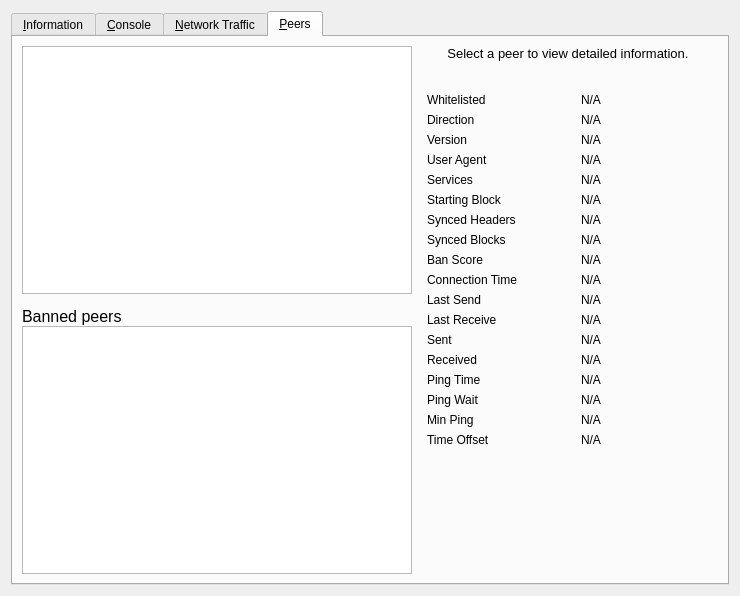
Old version of the form src/qt/forms/rpcconsole.ui in the repository projectinterzone/tITZ.
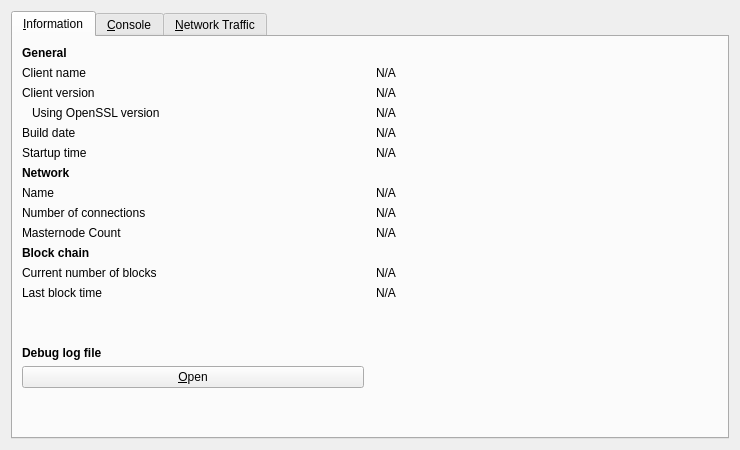
New version of the form. The open tabs and pages were chosen to show the change. Icons and pictures are not drawn. Custom widgets are drawn as their Qt base class.

What changed in the file:
```diff
--- a/src/qt/forms/rpcconsole.ui
+++ b/src/qt/forms/rpcconsole.ui
@@ -7,7 +7,7 @@
     <x>0</x>
     <y>0</y>
     <width>740</width>
-    <height>596</height>
+    <height>450</height>
    </rect>
   </property>
   <property name="windowTitle">
@@ -666,578 +666,6 @@
        </item>
       </layout>
      </widget>
-     <widget class="QWidget" name="tab_peers">
-      <attribute name="title">
-       <string>&amp;Peers</string>
-      </attribute>
-      <layout class="QGridLayout" name="gridLayout_2">
-       <item row="0" column="0" rowspan="2">
-        <layout class="QVBoxLayout" name="verticalLayout_101">
-         <property name="spacing">
-          <number>0</number>
-         </property>
-         <item>
-          <widget class="QTableView" name="peerWidget">
-           <property name="horizontalScrollBarPolicy">
-            <enum>Qt::ScrollBarAsNeeded</enum>
-           </property>
-           <property name="tabKeyNavigation">
-            <bool>false</bool>
-           </property>
-           <property name="sortingEnabled">
-            <bool>true</bool>
-           </property>
-           <attribute name="horizontalHeaderHighlightSections">
-            <bool>false</bool>
-           </attribute>
-          </widget>
-         </item>
-         <item>
-          <widget class="QLabel" name="banHeading">
-           <property name="sizePolicy">
-            <sizepolicy hsizetype="Preferred" vsizetype="Minimum">
-             <horstretch>0</horstretch>
-             <verstretch>0</verstretch>
-            </sizepolicy>
-           </property>
-           <property name="minimumSize">
-            <size>
-             <width>300</width>
-             <height>32</height>
-            </size>
-           </property>
-           <property name="maximumSize">
-            <size>
-             <width>16777215</width>
-             <height>32</height>
-            </size>
-           </property>
-           <property name="font">
-            <font>
-             <pointsize>12</pointsize>
-            </font>
-           </property>
-           <property name="cursor">
-            <cursorShape>IBeamCursor</cursorShape>
-           </property>
-           <property name="text">
-            <string>Banned peers</string>
-           </property>
-           <property name="alignment">
-            <set>Qt::AlignBottom|Qt::AlignLeading|Qt::AlignLeft</set>
-           </property>
-           <property name="wordWrap">
-            <bool>true</bool>
-           </property>
-           <property name="textInteractionFlags">
-            <set>Qt::NoTextInteraction</set>
-           </property>
-          </widget>
-         </item>
-         <item>
-          <widget class="QTableView" name="banlistWidget">
-           <property name="sizePolicy">
-            <sizepolicy hsizetype="Expanding" vsizetype="Expanding">
-             <horstretch>0</horstretch>
-             <verstretch>0</verstretch>
-            </sizepolicy>
-           </property>
-           <property name="horizontalScrollBarPolicy">
-            <enum>Qt::ScrollBarAsNeeded</enum>
-           </property>
-           <property name="tabKeyNavigation">
-            <bool>false</bool>
-           </property>
-           <property name="sortingEnabled">
-            <bool>true</bool>
-           </property>
-           <attribute name="horizontalHeaderHighlightSections">
-            <bool>false</bool>
-           </attribute>
-          </widget>
-         </item>
-        </layout>
-       </item>
-       <item row="0" column="1">
-        <widget class="QLabel" name="peerHeading">
-         <property name="sizePolicy">
-          <sizepolicy hsizetype="Preferred" vsizetype="Minimum">
-           <horstretch>0</horstretch>
-           <verstretch>0</verstretch>
-          </sizepolicy>
-         </property>
-         <property name="minimumSize">
-          <size>
-           <width>300</width>
-           <height>32</height>
-          </size>
-         </property>
-         <property name="font">
-          <font>
-           <pointsize>10</pointsize>
-          </font>
-         </property>
-         <property name="cursor">
-          <cursorShape>IBeamCursor</cursorShape>
-         </property>
-         <property name="text">
-          <string>Select a peer to view detailed information.</string>
-         </property>
-         <property name="alignment">
-          <set>Qt::AlignHCenter|Qt::AlignTop</set>
-         </property>
-         <property name="wordWrap">
-          <bool>true</bool>
-         </property>
-         <property name="textInteractionFlags">
-          <set>Qt::LinksAccessibleByMouse|Qt::TextSelectableByKeyboard|Qt::TextSelectableByMouse</set>
-         </property>
-        </widget>
-       </item>
-       <item row="1" column="1">
-        <widget class="QWidget" name="detailWidget" native="true">
-         <property name="minimumSize">
-          <size>
-           <width>300</width>
-           <height>0</height>
-          </size>
-         </property>
-         <layout class="QGridLayout" name="gridLayout_3">
-          <item row="0" column="0">
-           <widget class="QLabel" name="label_30">
-            <property name="text">
-             <string>Whitelisted</string>
-            </property>
-           </widget>
-          </item>
-          <item row="0" column="2">
-           <widget class="QLabel" name="peerWhitelisted">
-            <property name="cursor">
-             <cursorShape>IBeamCursor</cursorShape>
-            </property>
-            <property name="text">
-             <string>N/A</string>
-            </property>
-            <property name="textFormat">
-             <enum>Qt::PlainText</enum>
-            </property>
-            <property name="textInteractionFlags">
-             <set>Qt::LinksAccessibleByMouse|Qt::TextSelectableByKeyboard|Qt::TextSelectableByMouse</set>
-            </property>
-           </widget>
-          </item>
-          <item row="1" column="0">
-           <widget class="QLabel" name="label_23">
-            <property name="text">
-             <string>Direction</string>
-            </property>
-           </widget>
-          </item>
-          <item row="1" column="2">
-           <widget class="QLabel" name="peerDirection">
-            <property name="cursor">
-             <cursorShape>IBeamCursor</cursorShape>
-            </property>
-            <property name="text">
-             <string>N/A</string>
-            </property>
-            <property name="textFormat">
-             <enum>Qt::PlainText</enum>
-            </property>
-            <property name="textInteractionFlags">
-             <set>Qt::LinksAccessibleByMouse|Qt::TextSelectableByKeyboard|Qt::TextSelectableByMouse</set>
-            </property>
-           </widget>
-          </item>
-          <item row="2" column="0">
-           <widget class="QLabel" name="label_21">
-            <property name="text">
-             <string>Version</string>
-            </property>
-           </widget>
-          </item>
-          <item row="2" column="2">
-           <widget class="QLabel" name="peerVersion">
-            <property name="cursor">
-             <cursorShape>IBeamCursor</cursorShape>
-            </property>
-            <property name="text">
-             <string>N/A</string>
-            </property>
-            <property name="textFormat">
-             <enum>Qt::PlainText</enum>
-            </property>
-            <property name="textInteractionFlags">
-             <set>Qt::LinksAccessibleByMouse|Qt::TextSelectableByKeyboard|Qt::TextSelectableByMouse</set>
-            </property>
-           </widget>
-          </item>
-          <item row="3" column="0">
-           <widget class="QLabel" name="label_28">
-            <property name="text">
-             <string>User Agent</string>
-            </property>
-           </widget>
-          </item>
-          <item row="3" column="2">
-           <widget class="QLabel" name="peerSubversion">
-            <property name="cursor">
-             <cursorShape>IBeamCursor</cursorShape>
-            </property>
-            <property name="text">
-             <string>N/A</string>
-            </property>
-            <property name="textFormat">
-             <enum>Qt::PlainText</enum>
-            </property>
-            <property name="textInteractionFlags">
-             <set>Qt::LinksAccessibleByMouse|Qt::TextSelectableByKeyboard|Qt::TextSelectableByMouse</set>
-            </property>
-           </widget>
-          </item>
-          <item row="4" column="0">
-           <widget class="QLabel" name="label_4">
-            <property name="text">
-             <string>Services</string>
-            </property>
-           </widget>
-          </item>
-          <item row="4" column="2">
-           <widget class="QLabel" name="peerServices">
-            <property name="cursor">
-             <cursorShape>IBeamCursor</cursorShape>
-            </property>
-            <property name="text">
-             <string>N/A</string>
-            </property>
-            <property name="textFormat">
-             <enum>Qt::PlainText</enum>
-            </property>
-            <property name="textInteractionFlags">
-             <set>Qt::LinksAccessibleByMouse|Qt::TextSelectableByKeyboard|Qt::TextSelectableByMouse</set>
-            </property>
-           </widget>
-          </item>
-          <item row="5" column="0">
-           <widget class="QLabel" name="label_29">
-            <property name="text">
-             <string>Starting Block</string>
-            </property>
-           </widget>
-          </item>
-          <item row="5" column="2">
-           <widget class="QLabel" name="peerHeight">
-            <property name="cursor">
-             <cursorShape>IBeamCursor</cursorShape>
-            </property>
-            <property name="text">
-             <string>N/A</string>
-            </property>
-            <property name="textFormat">
-             <enum>Qt::PlainText</enum>
-            </property>
-            <property name="textInteractionFlags">
-             <set>Qt::LinksAccessibleByMouse|Qt::TextSelectableByKeyboard|Qt::TextSelectableByMouse</set>
-            </property>
-           </widget>
-          </item>
-          <item row="6" column="0">
-           <widget class="QLabel" name="label_27">
-            <property name="text">
-             <string>Synced Headers</string>
-            </property>
-           </widget>
-          </item>
-          <item row="6" column="2">
-           <widget class="QLabel" name="peerSyncHeight">
-            <property name="cursor">
-             <cursorShape>IBeamCursor</cursorShape>
-            </property>
-            <property name="text">
-             <string>N/A</string>
-            </property>
-            <property name="textFormat">
-             <enum>Qt::PlainText</enum>
-            </property>
-            <property name="textInteractionFlags">
-             <set>Qt::LinksAccessibleByMouse|Qt::TextSelectableByKeyboard|Qt::TextSelectableByMouse</set>
-            </property>
-           </widget>
-          </item>
-          <item row="7" column="0">
-           <widget class="QLabel" name="label_25">
-            <property name="text">
-             <string>Synced Blocks</string>
-            </property>
-           </widget>
-          </item>
-          <item row="7" column="2">
-           <widget class="QLabel" name="peerCommonHeight">
-            <property name="cursor">
-             <cursorShape>IBeamCursor</cursorShape>
-            </property>
-            <property name="text">
-             <string>N/A</string>
-            </property>
-            <property name="textFormat">
-             <enum>Qt::PlainText</enum>
-            </property>
-            <property name="textInteractionFlags">
-             <set>Qt::LinksAccessibleByMouse|Qt::TextSelectableByKeyboard|Qt::TextSelectableByMouse</set>
-            </property>
-           </widget>
-          </item>
-          <item row="8" column="0">
-           <widget class="QLabel" name="label_24">
-            <property name="text">
-             <string>Ban Score</string>
-            </property>
-           </widget>
-          </item>
-          <item row="8" column="2">
-           <widget class="QLabel" name="peerBanScore">
-            <property name="cursor">
-             <cursorShape>IBeamCursor</cursorShape>
-            </property>
-            <property name="text">
-             <string>N/A</string>
-            </property>
-            <property name="textFormat">
-             <enum>Qt::PlainText</enum>
-            </property>
-            <property name="textInteractionFlags">
-             <set>Qt::LinksAccessibleByMouse|Qt::TextSelectableByKeyboard|Qt::TextSelectableByMouse</set>
-            </property>
-           </widget>
-          </item>
-          <item row="9" column="0">
-           <widget class="QLabel" name="label_22">
-            <property name="text">
-             <string>Connection Time</string>
-            </property>
-           </widget>
-          </item>
-          <item row="9" column="2">
-           <widget class="QLabel" name="peerConnTime">
-            <property name="cursor">
-             <cursorShape>IBeamCursor</cursorShape>
-            </property>
-            <property name="text">
-             <string>N/A</string>
-            </property>
-            <property name="textFormat">
-             <enum>Qt::PlainText</enum>
-            </property>
-            <property name="textInteractionFlags">
-             <set>Qt::LinksAccessibleByMouse|Qt::TextSelectableByKeyboard|Qt::TextSelectableByMouse</set>
-            </property>
-           </widget>
-          </item>
-          <item row="10" column="0">
-           <widget class="QLabel" name="label_15">
-            <property name="text">
-             <string>Last Send</string>
-            </property>
-           </widget>
-          </item>
-          <item row="10" column="2">
-           <widget class="QLabel" name="peerLastSend">
-            <property name="cursor">
-             <cursorShape>IBeamCursor</cursorShape>
-            </property>
-            <property name="text">
-             <string>N/A</string>
-            </property>
-            <property name="textFormat">
-             <enum>Qt::PlainText</enum>
-            </property>
-            <property name="textInteractionFlags">
-             <set>Qt::LinksAccessibleByMouse|Qt::TextSelectableByKeyboard|Qt::TextSelectableByMouse</set>
-            </property>
-           </widget>
-          </item>
-          <item row="11" column="0">
-           <widget class="QLabel" name="label_19">
-            <property name="text">
-             <string>Last Receive</string>
-            </property>
-           </widget>
-          </item>
-          <item row="11" column="2">
-           <widget class="QLabel" name="peerLastRecv">
-            <property name="cursor">
-             <cursorShape>IBeamCursor</cursorShape>
-            </property>
-            <property name="text">
-             <string>N/A</string>
-            </property>
-            <property name="textFormat">
-             <enum>Qt::PlainText</enum>
-            </property>
-            <property name="textInteractionFlags">
-             <set>Qt::LinksAccessibleByMouse|Qt::TextSelectableByKeyboard|Qt::TextSelectableByMouse</set>
-            </property>
-           </widget>
-          </item>
-          <item row="12" column="0">
-           <widget class="QLabel" name="label_18">
-            <property name="text">
-             <string>Sent</string>
-            </property>
-           </widget>
-          </item>
-          <item row="12" column="2">
-           <widget class="QLabel" name="peerBytesSent">
-            <property name="cursor">
-             <cursorShape>IBeamCursor</cursorShape>
-            </property>
-            <property name="text">
-             <string>N/A</string>
-            </property>
-            <property name="textFormat">
-             <enum>Qt::PlainText</enum>
-            </property>
-            <property name="textInteractionFlags">
-             <set>Qt::LinksAccessibleByMouse|Qt::TextSelectableByKeyboard|Qt::TextSelectableByMouse</set>
-            </property>
-           </widget>
-          </item>
-          <item row="13" column="0">
-           <widget class="QLabel" name="label_20">
-            <property name="text">
-             <string>Received</string>
-            </property>
-           </widget>
-          </item>
-          <item row="13" column="2">
-           <widget class="QLabel" name="peerBytesRecv">
-            <property name="cursor">
-             <cursorShape>IBeamCursor</cursorShape>
-            </property>
-            <property name="text">
-             <string>N/A</string>
-            </property>
-            <property name="textFormat">
-             <enum>Qt::PlainText</enum>
-            </property>
-            <property name="textInteractionFlags">
-             <set>Qt::LinksAccessibleByMouse|Qt::TextSelectableByKeyboard|Qt::TextSelectableByMouse</set>
-            </property>
-           </widget>
-          </item>
-          <item row="14" column="0">
-           <widget class="QLabel" name="label_26">
-            <property name="text">
-             <string>Ping Time</string>
-            </property>
-           </widget>
-          </item>
-          <item row="14" column="2">
-           <widget class="QLabel" name="peerPingTime">
-            <property name="cursor">
-             <cursorShape>IBeamCursor</cursorShape>
-            </property>
-            <property name="text">
-             <string>N/A</string>
-            </property>
-            <property name="textFormat">
-             <enum>Qt::PlainText</enum>
-            </property>
-            <property name="textInteractionFlags">
-             <set>Qt::LinksAccessibleByMouse|Qt::TextSelectableByKeyboard|Qt::TextSelectableByMouse</set>
-            </property>
-           </widget>
-          </item>
-          <item row="15" column="0">
-           <widget class="QLabel" name="peerPingWaitLabel">
-            <property name="toolTip">
-             <string>The duration of a currently outstanding ping.</string>
-            </property>
-            <property name="text">
-             <string>Ping Wait</string>
-            </property>
-           </widget>
-          </item>
-          <item row="15" column="2">
-           <widget class="QLabel" name="peerPingWait">
-            <property name="cursor">
-             <cursorShape>IBeamCursor</cursorShape>
-            </property>
-            <property name="text">
-             <string>N/A</string>
-            </property>
-            <property name="textFormat">
-             <enum>Qt::PlainText</enum>
-            </property>
-            <property name="textInteractionFlags">
-             <set>Qt::LinksAccessibleByMouse|Qt::TextSelectableByKeyboard|Qt::TextSelectableByMouse</set>
-            </property>
-           </widget>
-          </item>
-          <item row="16" column="0">
-           <widget class="QLabel" name="peerMinPingLabel">
-            <property name="text">
-             <string>Min Ping</string>
-            </property>
-           </widget>
-          </item>
-          <item row="16" column="2">
-           <widget class="QLabel" name="peerMinPing">
-            <property name="cursor">
-             <cursorShape>IBeamCursor</cursorShape>
-            </property>
-            <property name="text">
-             <string>N/A</string>
-            </property>
-            <property name="textFormat">
-             <enum>Qt::PlainText</enum>
-            </property>
-            <property name="textInteractionFlags">
-             <set>Qt::LinksAccessibleByMouse|Qt::TextSelectableByKeyboard|Qt::TextSelectableByMouse</set>
-            </property>
-           </widget>
-          </item>
-          <item row="17" column="0">
-           <widget class="QLabel" name="label_timeoffset">
-            <property name="text">
-             <string>Time Offset</string>
-            </property>
-           </widget>
-          </item>
-          <item row="17" column="2">
-           <widget class="QLabel" name="timeoffset">
-            <property name="cursor">
-             <cursorShape>IBeamCursor</cursorShape>
-            </property>
-            <property name="text">
-             <string>N/A</string>
-            </property>
-            <property name="textFormat">
-             <enum>Qt::PlainText</enum>
-            </property>
-            <property name="textInteractionFlags">
-             <set>Qt::LinksAccessibleByMouse|Qt::TextSelectableByKeyboard|Qt::TextSelectableByMouse</set>
-            </property>
-           </widget>
-          </item>
-          <item row="18" column="1">
-           <spacer name="verticalSpacer_3">
-            <property name="orientation">
-             <enum>Qt::Vertical</enum>
-            </property>
-            <property name="sizeHint" stdset="0">
-             <size>
-              <width>20</width>
-              <height>40</height>
-             </size>
-            </property>
-           </spacer>
-          </item>
-         </layout>
-        </widget>
-       </item>
-      </layout>
-     </widget>
     </widget>
    </item>
   </layout>
```
Left out of the diff: 6 changed lines with no effect on the pictures.
